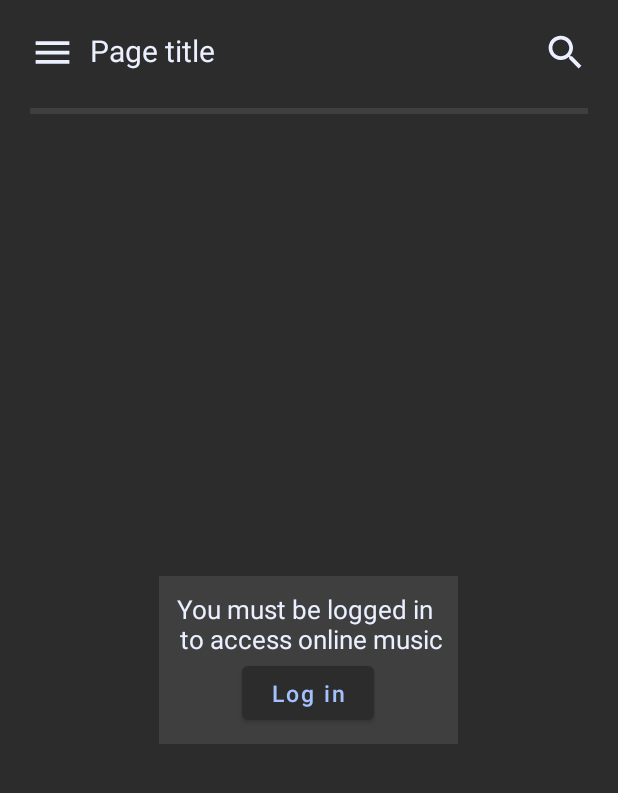
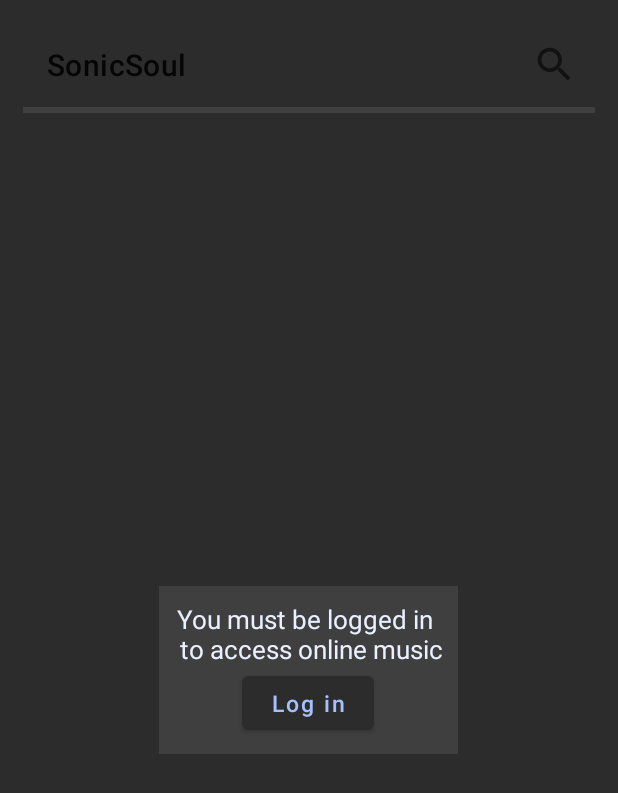
Before and after one commit to Riobener/SonicSoul, an Android app: the screen it shows after launch (MainActivity), on a phone screen of 412 x 824 dp. Shown: the top 793 px of the screen. Run offline under Robolectric (Android 15) with nearby library versions, the light colour scheme and no system bars; our stand-ins replace Dagger/Hilt's generated code, Room's generated code, navigation-ui; libraries missing offline, so code that uses them is left out: net.openid.appauth; pictures from the network do not load; 3 statements that could not run were skipped.

Commit message:
Добавил toolbar и более простую навигацию. Фиксы вылетов из-за токена

```diff
--- a/app/src/main/java/com/riobener/sonicsoul/MainActivity.kt
+++ b/app/src/main/java/com/riobener/sonicsoul/MainActivity.kt
@@ -1,15 +1,22 @@
 package com.riobener.sonicsoul
 
+import android.app.SearchManager
+import android.content.Context
 import android.os.Bundle
+import android.view.Menu
+import android.view.MenuItem
+import androidx.appcompat.app.ActionBarDrawerToggle
 import androidx.appcompat.app.AppCompatActivity
+import androidx.appcompat.widget.SearchView
 import androidx.core.view.GravityCompat
-import androidx.navigation.NavController
 import androidx.navigation.Navigation
-import androidx.navigation.findNavController
+import androidx.navigation.ui.AppBarConfiguration
+import androidx.navigation.ui.onNavDestinationSelected
 import androidx.navigation.ui.setupWithNavController
 import com.riobener.sonicsoul.databinding.ActivityMainBinding
 import dagger.hilt.android.AndroidEntryPoint
 import kotlinx.android.synthetic.main.activity_main.*
+
 
 @AndroidEntryPoint
 class MainActivity : AppCompatActivity() {
@@ -20,23 +27,23 @@ class MainActivity : AppCompatActivity() {
         super.onCreate(savedInstanceState)
 
         binding = ActivityMainBinding.inflate(layoutInflater)
-        binding.drawerButton.setOnClickListener {
+/*        binding.drawerButton.setOnClickListener {
             binding.drawerLayout.openDrawer(GravityCompat.START)
-        }
+        }*/
         setContentView(binding.root)
         val controller = Navigation.findNavController(nav_host_fragment_content_main.requireView())
+        val appBarConfiguration = AppBarConfiguration(setOf(R.id.music_list_fragment, R.id.MusicDetails), binding.drawerLayout)
         binding.navigationLayout.setupWithNavController(controller)
-        controller.addOnDestinationChangedListener(NavController.OnDestinationChangedListener { controller, destination, arguments ->
-            binding.pageTitle.text = when (destination.id) {
-                R.id.music_list_fragment -> "Online music"
-                R.id.MusicDetails -> "Offline music"
-                else -> "Default title"
-            }
-        })
+        setSupportActionBar(binding.toolbar)
+        binding.toolbar.setupWithNavController(controller,appBarConfiguration)
     }
 
-    override fun onSupportNavigateUp(): Boolean {
-        return Navigation.findNavController(binding.root.rootView).navigateUp() || super.onSupportNavigateUp()
+    override fun onCreateOptionsMenu(menu: Menu?): Boolean {
+        menuInflater.inflate(R.menu.app_bar, menu)
+        val searchManager = getSystemService(Context.SEARCH_SERVICE) as SearchManager
+        val searchView = menu?.findItem(R.id.search)?.actionView as? SearchView
+        searchView!!.setSearchableInfo(searchManager.getSearchableInfo(componentName))
+        return true
     }
 
 }
--- a/app/src/main/java/com/riobener/sonicsoul/ui/MusicDetailsFragment.kt
+++ b/app/src/main/java/com/riobener/sonicsoul/ui/MusicDetailsFragment.kt
@@ -34,7 +34,9 @@ class MusicDetailsFragment : Fragment() {
         super.onViewCreated(view, savedInstanceState)
 
         binding.backArrow.setOnClickListener {
+/*
             findNavController().navigate(R.id.action_MusicDetails_to_MusicList)
+*/
         }
     }
 
--- a/app/src/main/java/com/riobener/sonicsoul/ui/MusicListFragment.kt
+++ b/app/src/main/java/com/riobener/sonicsoul/ui/MusicListFragment.kt
@@ -4,6 +4,7 @@ import android.content.Intent
 import android.os.Bundle
 import android.view.*
 import androidx.activity.result.contract.ActivityResultContracts
+import androidx.appcompat.app.AppCompatActivity
 import androidx.core.view.isVisible
 import androidx.fragment.app.Fragment
 import androidx.fragment.app.viewModels
--- a/app/src/main/res/layout/activity_main.xml
+++ b/app/src/main/res/layout/activity_main.xml
@@ -7,13 +7,21 @@
     android:layout_height="match_parent"
     android:background="@color/theme_black"
     tools:context=".MainActivity"
-    android:theme="@style/RippleEffect">
+    android:theme="@style/RippleEffect"
+    android:fitsSystemWindows="true">
     <LinearLayout
         android:layout_width="match_parent"
         android:layout_height="match_parent"
         android:orientation="vertical"
-        android:padding="20dp">
-        <RelativeLayout
+        android:padding="15dp">
+        <androidx.appcompat.widget.Toolbar
+            android:layout_width="match_parent"
+            android:layout_height="?actionBarSize"
+            android:background="@color/theme_black"
+            android:id="@+id/toolbar"
+            app:layout_collapseMode="pin">
+        </androidx.appcompat.widget.Toolbar>
+        <!--<RelativeLayout
             android:layout_width="match_parent"
             android:layout_height="?actionBarSize">
             <ImageButton
@@ -46,14 +54,20 @@
                 android:layout_height="4dp"
                 android:layout_alignParentBottom="true"
                 android:background="@color/theme_gray"/>
-        </RelativeLayout>
+        </RelativeLayout>-->
+        <View
+            android:layout_width="match_parent"
+            android:layout_height="4dp"
+            android:layout_alignParentBottom="true"
+            android:background="@color/theme_gray"/>
         <fragment
             android:id="@+id/nav_host_fragment_content_main"
             android:name="androidx.navigation.fragment.NavHostFragment"
             android:layout_width="match_parent"
             android:layout_height="match_parent"
             app:defaultNavHost="true"
-            app:navGraph="@navigation/nav_graph" />
+            app:navGraph="@navigation/nav_graph"
+            android:layout_marginTop="10dp"/>
     </LinearLayout>
 
 
@@ -68,7 +82,8 @@
         android:background="@color/theme_black"
         app:itemTextColor="@color/theme_white"
         app:tint="@color/theme_white"
-        app:itemIconTint="@color/theme_white"/>
+        app:itemIconTint="@color/theme_white"
+        android:layoutDirection="ltr"/>
 
 
 </androidx.drawerlayout.widget.DrawerLayout>
--- /dev/null
+++ b/app/src/main/res/menu/app_bar.xml
@@ -0,0 +1,11 @@
+<?xml version="1.0" encoding="utf-8"?>
+<menu
+    xmlns:android="http://schemas.android.com/apk/res/android"
+    xmlns:app="http://schemas.android.com/apk/res-auto">
+    <item
+        android:id="@+id/search"
+        android:icon="@drawable/search_music"
+        app:showAsAction="ifRoom|collapseActionView"
+        app:actionViewClass="androidx.appcompat.widget.SearchView"
+        android:title="Search" />
+</menu>
--- a/app/src/main/res/navigation/nav_graph.xml
+++ b/app/src/main/res/navigation/nav_graph.xml
@@ -8,19 +8,13 @@
     <fragment
         android:id="@+id/music_list_fragment"
         android:name="com.riobener.sonicsoul.ui.MusicListFragment"
-        android:label="MusicList"
+        android:label="Online music"
         tools:layout="@layout/music_list_fragment">
-        <action
-            android:id="@+id/action_MusicList_to_MusicDetails"
-            app:destination="@id/MusicDetails" />
     </fragment>
     <fragment
         android:id="@+id/MusicDetails"
         android:name="com.riobener.sonicsoul.ui.MusicDetailsFragment"
-        android:label="MusicDetails"
+        android:label="Local music"
         tools:layout="@layout/music_details">
-        <action
-            android:id="@+id/action_MusicDetails_to_MusicList"
-            app:destination="@id/music_list_fragment" />
     </fragment>
 </navigation>
--- a/app/src/main/res/values/strings.xml
+++ b/app/src/main/res/values/strings.xml
@@ -18,4 +18,9 @@
     <string name="online_music">Online music</string>
     <string name="need_authorize">You must be logged in \n to access online music</string>
     <string name="login_text">Log in</string>
+
+    <string name="navigation_drawer_close">Close</string>
+    <string name="navigation_drawer_open">Open</string>
+
+
 </resources>
```
Also changed, not shown: app/src/main/java/com/riobener/sonicsoul/data/network/AuthorizationFailedInterceptor.kt (+27 -13 lines).
